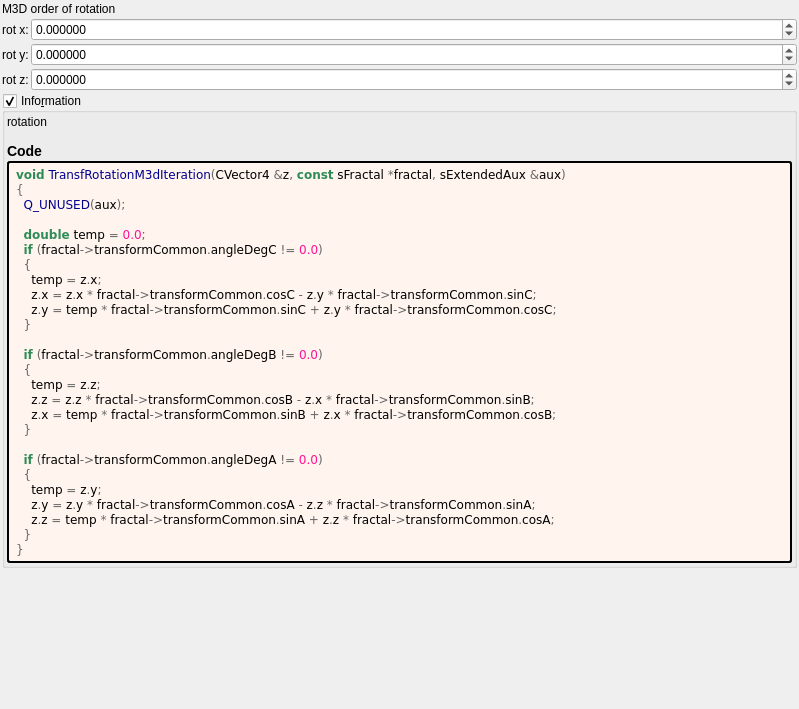
Old version of the form mandelbulber2/formula/ui/transf_rotation_m3d.ui in the repository buddhi1980/mandelbulber2.
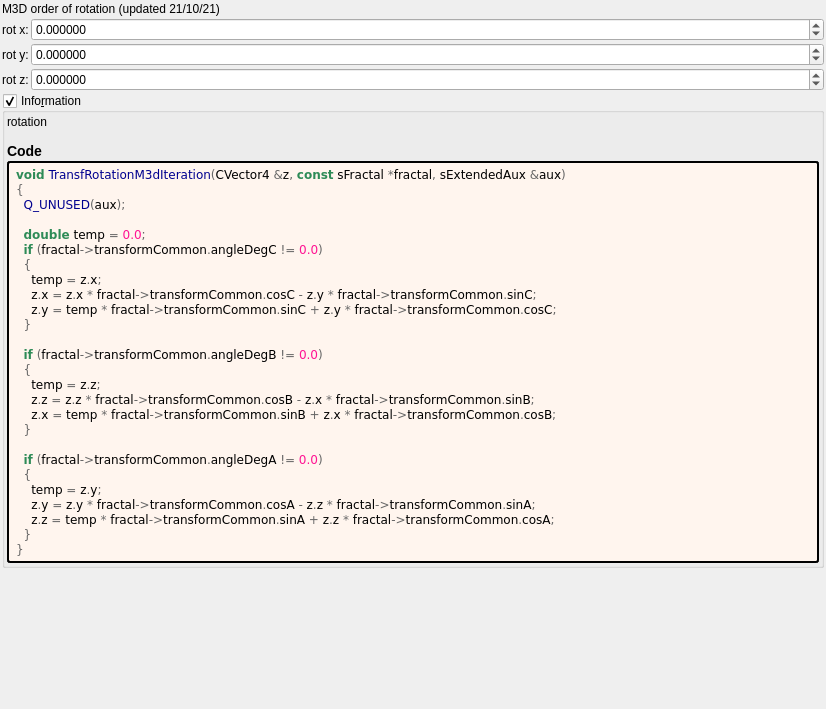
New version of the form. Custom widgets are drawn as their Qt base class.

Commit message: update for m3d rotations

```diff
--- a/mandelbulber2/formula/ui/transf_rotation_m3d.ui
+++ b/mandelbulber2/formula/ui/transf_rotation_m3d.ui
@@ -6,7 +6,7 @@
    <rect>
     <x>0</x>
     <y>0</y>
-    <width>799</width>
+    <width>826</width>
     <height>709</height>
    </rect>
   </property>
@@ -32,7 +32,7 @@
    <item>
     <widget class="QLabel" name="label_16">
      <property name="text">
-      <string notr="true">M3D order of rotation</string>
+      <string notr="true">M3D order of rotation (updated 21/10/21)</string>
      </property>
     </widget>
    </item>
```
Left out of the diff: 8 changed lines with no effect on the pictures. The commit also changes 18 other files.
